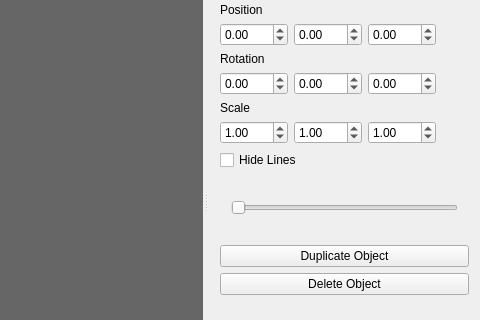
RicardoBusta/Doutorado, file ModelagemQT/mainwindow.ui: the form before one commit; both pictures show x 473 to 953 and y 129 to 449 of the 953 by 661 pixel window.
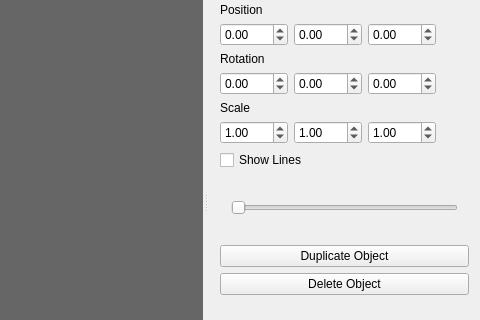
The form after the commit. Custom widgets are drawn as their Qt base class.

Patch:
```diff
--- a/ModelagemQT/mainwindow.ui
+++ b/ModelagemQT/mainwindow.ui
@@ -307,7 +307,7 @@
      <item>
       <widget class="QCheckBox" name="lines_checkBox">
        <property name="text">
-        <string>Hide Lines</string>
+        <string>Show Lines</string>
        </property>
       </widget>
      </item>
```
